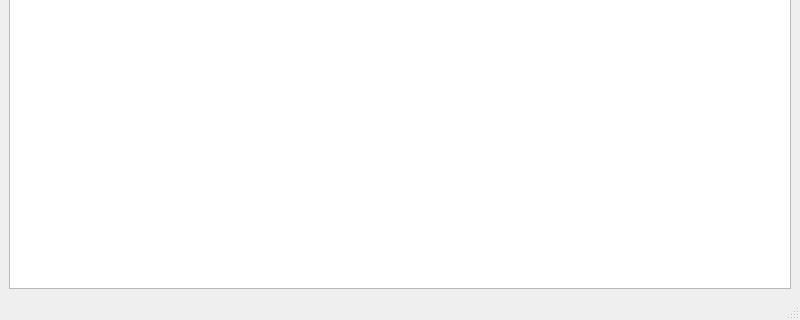
piotrdz/queues, file forms/main_window.ui: the form before one commit; both pictures show x 0 to 800 and y 311 to 631 of the 800 by 631 pixel window.
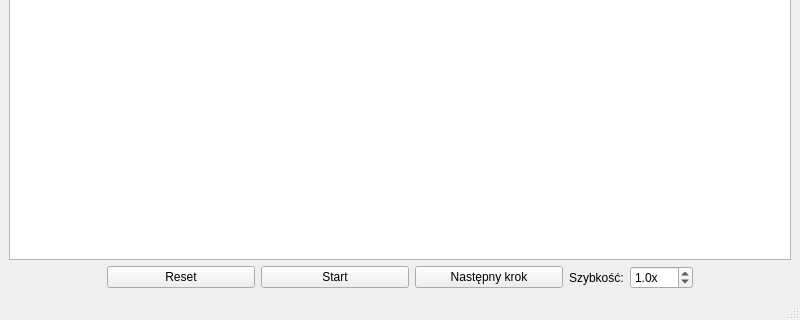
The form after the commit.

```diff
--- a/forms/main_window.ui
+++ b/forms/main_window.ui
@@ -25,6 +25,83 @@
       </property>
      </widget>
     </item>
+    <item>
+     <layout class="QHBoxLayout" name="horizontalLayout" stretch="2,3,3,3,0,0,2">
+      <item>
+       <spacer name="horizontalSpacer">
+        <property name="orientation">
+         <enum>Qt::Horizontal</enum>
+        </property>
+        <property name="sizeHint" stdset="0">
+         <size>
+          <width>40</width>
+          <height>20</height>
+         </size>
+        </property>
+       </spacer>
+      </item>
+      <item>
+       <widget class="QPushButton" name="resetButton">
+        <property name="text">
+         <string>Reset</string>
+        </property>
+       </widget>
+      </item>
+      <item>
+       <widget class="QPushButton" name="startStopButton">
+        <property name="text">
+         <string>Start</string>
+        </property>
+       </widget>
+      </item>
+      <item>
+       <widget class="QPushButton" name="singleStepButton">
+        <property name="text">
+         <string>Następny krok</string>
+        </property>
+       </widget>
+      </item>
+      <item>
+       <widget class="QLabel" name="speedLabel">
+        <property name="text">
+         <string>Szybkość:</string>
+        </property>
+       </widget>
+      </item>
+      <item>
+       <widget class="QDoubleSpinBox" name="speedSpinBox">
+        <property name="suffix">
+         <string>x</string>
+        </property>
+        <property name="decimals">
+         <number>1</number>
+        </property>
+        <property name="minimum">
+         <double>0.100000000000000</double>
+        </property>
+        <property name="maximum">
+         <double>100.000000000000000</double>
+        </property>
+        <property name="value">
+         <double>1.000000000000000</double>
+        </property>
+       </widget>
+      </item>
+      <item>
+       <spacer name="horizontalSpacer_2">
+        <property name="orientation">
+         <enum>Qt::Horizontal</enum>
+        </property>
+        <property name="sizeHint" stdset="0">
+         <size>
+          <width>40</width>
+          <height>20</height>
+         </size>
+        </property>
+       </spacer>
+      </item>
+     </layout>
+    </item>
    </layout>
   </widget>
   <widget class="QStatusBar" name="statusbar"/>
```
Left out of the diff: 2 changed lines with no effect on the pictures.
